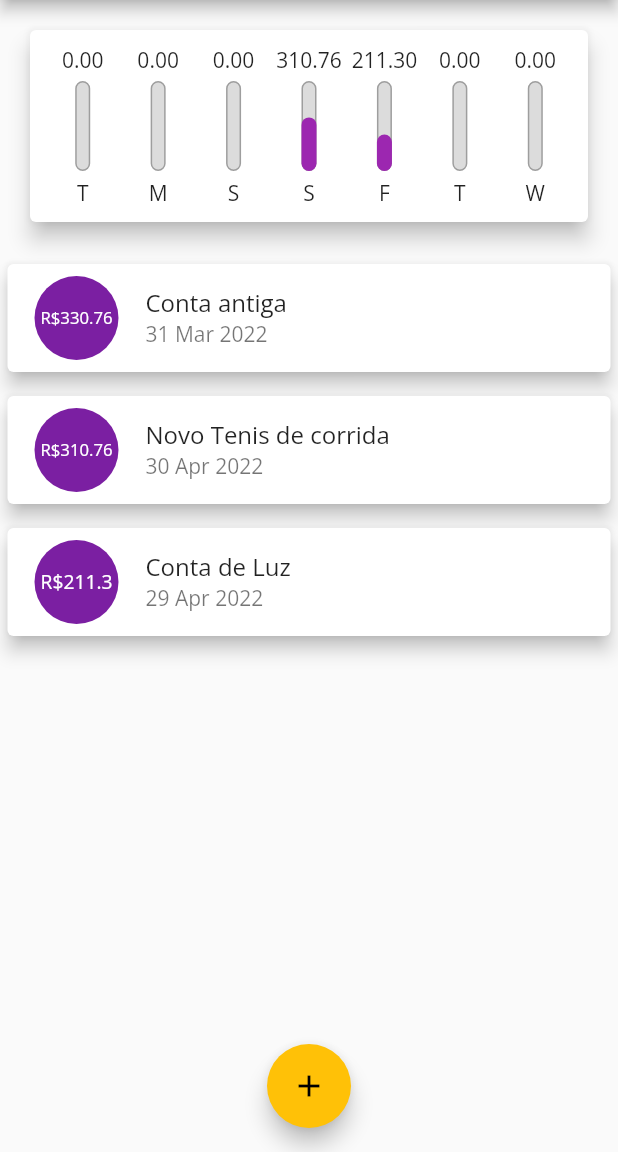
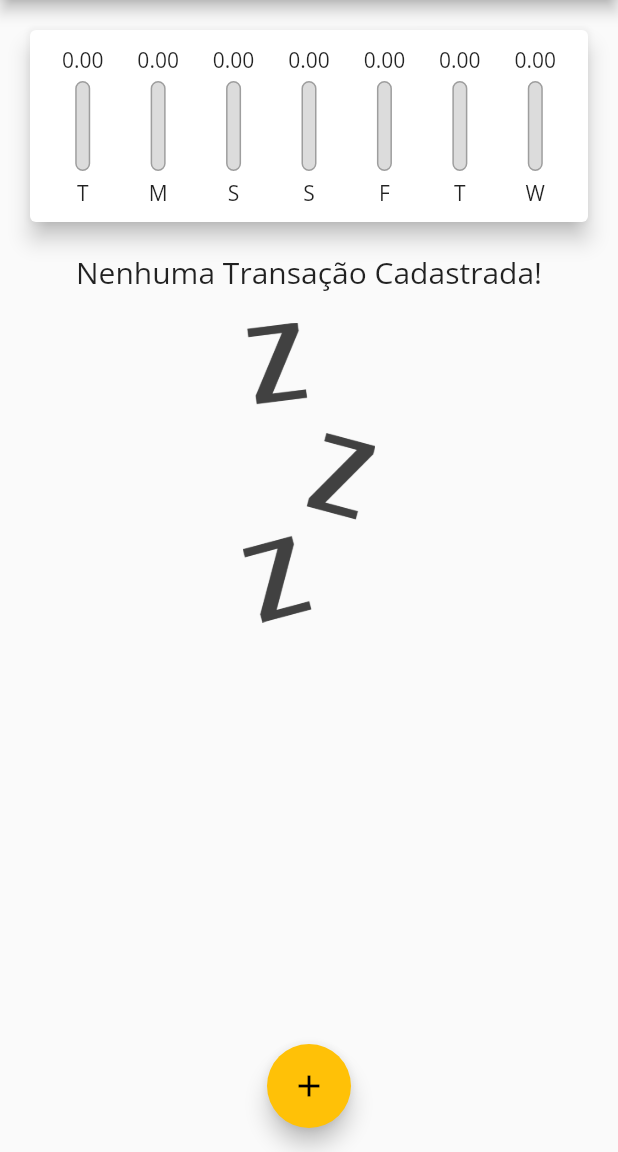
Before and after one commit to RaulSAraujo/App-Despesas-Pessoais, a Flutter app: the screen it shows after launch, on a phone screen of 412 x 824 dp, the part 84-1236 px from its top. Run offline on Flutter 3.47's test engine with Material 2 defaults, Android fonts, the phone set to English and light mode, and no system bars; missing offline and left inert: dart:ffi.

```diff
--- a/lib/components/chart.dart
+++ b/lib/components/chart.dart
@@ -26,9 +26,6 @@ class Chart extends StatelessWidget {
           totalSum += recentTransaction[i].value;
         }
       }
-
-      print(DateFormat.E().format(weekDay)[0]);
-      print(totalSum);
 
       return {
         'day': DateFormat.E().format(weekDay)[0],
@@ -59,7 +56,7 @@ class Chart extends StatelessWidget {
               child: ChartBar(
                 label: tr['day'].toString(),
                 value: double.parse(tr['value'].toString()),
-                percentage: (tr['value'] as double) / _weekTotalValue,
+                percentage: _weekTotalValue == 0 ? 0 : (tr['value'] as double) / _weekTotalValue,
               ),
             );
           }).toList(),
--- a/lib/main.dart
+++ b/lib/main.dart
@@ -37,26 +37,7 @@ class MyHomePage extends StatefulWidget {
 
 class _MyHomePageState extends State<MyHomePage> {
 
-  final List<Transaction> _transactions = [
-    Transaction(
-      id: 't1',
-      title: 'Conta antiga',
-      value: 330.76,
-      date: DateTime.now().subtract(Duration(days: 33)),
-    ),
-    Transaction(
-      id: 't1',
-      title: 'Novo Tenis de corrida',
-      value: 310.76,
-      date: DateTime.now().subtract(Duration(days: 3)),
-    ),
-    Transaction(
-      id: 't2',
-      title: 'Conta de Luz',
-      value: 211.30,
-      date: DateTime.now().subtract(Duration(days: 4)),
-    ),
-  ];
+  final List<Transaction> _transactions = [];
 
   List<Transaction> get _recentTransactions{
     return _transactions.where((tr) {
@@ -66,12 +47,12 @@ class _MyHomePageState extends State<MyHomePage> {
     }).toList();
   }
 
-  _addTransaction(String title, double value) {
+  _addTransaction(String title, double value, DateTime date) {
     final newTransaction = Transaction(
       id: Random().nextDouble().toString(),
       title: title,
       value: value,
-      date: DateTime.now(),
+      date: date,
     );
 
     setState(() {
```
Also changed, not shown: lib/components/transaction_form.dart (+15 -10 lines).
